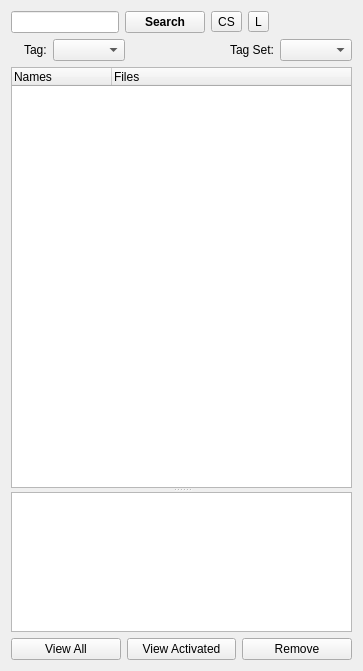
fontmatrix/fontmatrix, file src/listsdock.ui: the form before one commit.
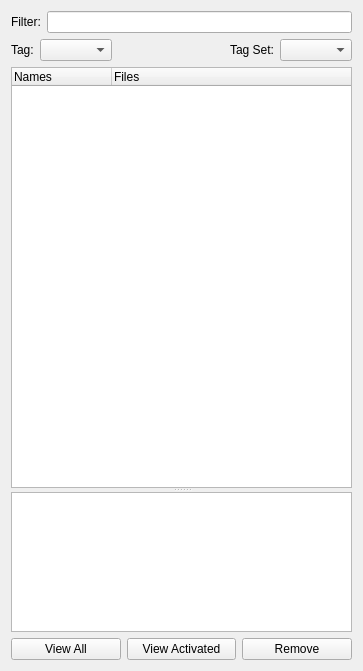
The form after the commit. Custom widgets are drawn as their Qt base class.

Commit message: Search is now rather a filter, live & case not sensitive Very slight startup speed improvement

Patch:
```diff
--- a/src/listsdock.ui
+++ b/src/listsdock.ui
@@ -24,95 +24,20 @@
   <layout class="QGridLayout" >
    <item row="0" column="0" >
     <layout class="QHBoxLayout" >
+     <item>
+      <widget class="QLabel" name="label" >
+       <property name="text" >
+        <string>Filter:</string>
+       </property>
+      </widget>
+     </item>
      <item>
       <widget class="QLineEdit" name="searchString" />
      </item>
-     <item>
-      <widget class="QPushButton" name="searchButton" >
-       <property name="sizePolicy" >
-        <sizepolicy vsizetype="Preferred" hsizetype="Preferred" >
-         <horstretch>0</horstretch>
-         <verstretch>0</verstretch>
-        </sizepolicy>
-       </property>
-       <property name="minimumSize" >
-        <size>
-         <width>40</width>
-         <height>0</height>
-        </size>
-       </property>
-       <property name="font" >
-        <font>
-         <pointsize>9</pointsize>
-         <weight>75</weight>
-         <bold>true</bold>
-        </font>
-       </property>
-       <property name="toolTip" >
-        <string>Search through font informations</string>
-       </property>
-       <property name="text" >
-        <string>Search</string>
-       </property>
-      </widget>
-     </item>
-     <item>
-      <widget class="QToolButton" name="sensitivityCheck" >
-       <property name="toolTip" >
-        <string>Case Sensitive search</string>
-       </property>
-       <property name="text" >
-        <string>CS</string>
-       </property>
-       <property name="checkable" >
-        <bool>true</bool>
-       </property>
-      </widget>
-     </item>
-     <item>
-      <widget class="QToolButton" name="liveSearchCheck" >
-       <property name="toolTip" >
-        <string>Live search</string>
-       </property>
-       <property name="text" >
-        <string>L</string>
-       </property>
-       <property name="checkable" >
-        <bool>true</bool>
-       </property>
-      </widget>
-     </item>
-     <item>
-      <spacer>
-       <property name="orientation" >
-        <enum>Qt::Horizontal</enum>
-       </property>
-       <property name="sizeHint" >
-        <size>
-         <width>40</width>
-         <height>20</height>
-        </size>
-       </property>
-      </spacer>
-     </item>
     </layout>
    </item>
    <item row="1" column="0" >
     <layout class="QHBoxLayout" >
-     <item>
-      <widget class="QLabel" name="OrderBy" >
-       <property name="font" >
-        <font>
-         <pointsize>9</pointsize>
-         <weight>50</weight>
-         <bold>false</bold>
-        </font>
-       </property>
-       <property name="text" >
-        <string/>
-       </property>
-      </widget>
-     </item>
      <item>
       <widget class="QLabel" name="Tags" >
        <property name="text" >
```
The commit also changes 4 other files.
